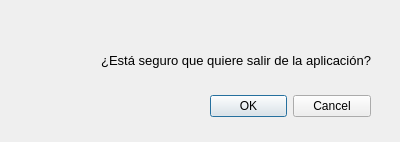
The window that venAviso.ui (cegola/GOMEZLANGE) describes before a commit, drawn with Qt 5.
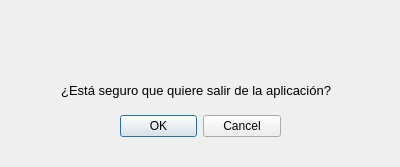
The same window after the commit. Icons and pictures are not drawn.

The edit to the form file:
```diff
--- a/venAviso.ui
+++ b/venAviso.ui
@@ -7,7 +7,7 @@
     <x>0</x>
     <y>0</y>
     <width>400</width>
-    <height>142</height>
+    <height>167</height>
    </rect>
   </property>
   <property name="windowTitle">
@@ -19,8 +19,8 @@
   <widget class="QDialogButtonBox" name="btnBoxAviso">
    <property name="geometry">
     <rect>
-     <x>210</x>
-     <y>90</y>
+     <x>120</x>
+     <y>110</y>
      <width>161</width>
      <height>32</height>
     </rect>
@@ -38,8 +38,8 @@
   <widget class="QLabel" name="lblMensaje">
    <property name="geometry">
     <rect>
-     <x>100</x>
-     <y>50</y>
+     <x>60</x>
+     <y>80</y>
      <width>271</width>
      <height>20</height>
     </rect>
@@ -59,8 +59,8 @@
   <widget class="QLabel" name="lblImgSalir">
    <property name="geometry">
     <rect>
-     <x>40</x>
-     <y>40</y>
+     <x>180</x>
+     <y>20</y>
      <width>41</width>
      <height>41</height>
     </rect>
```
